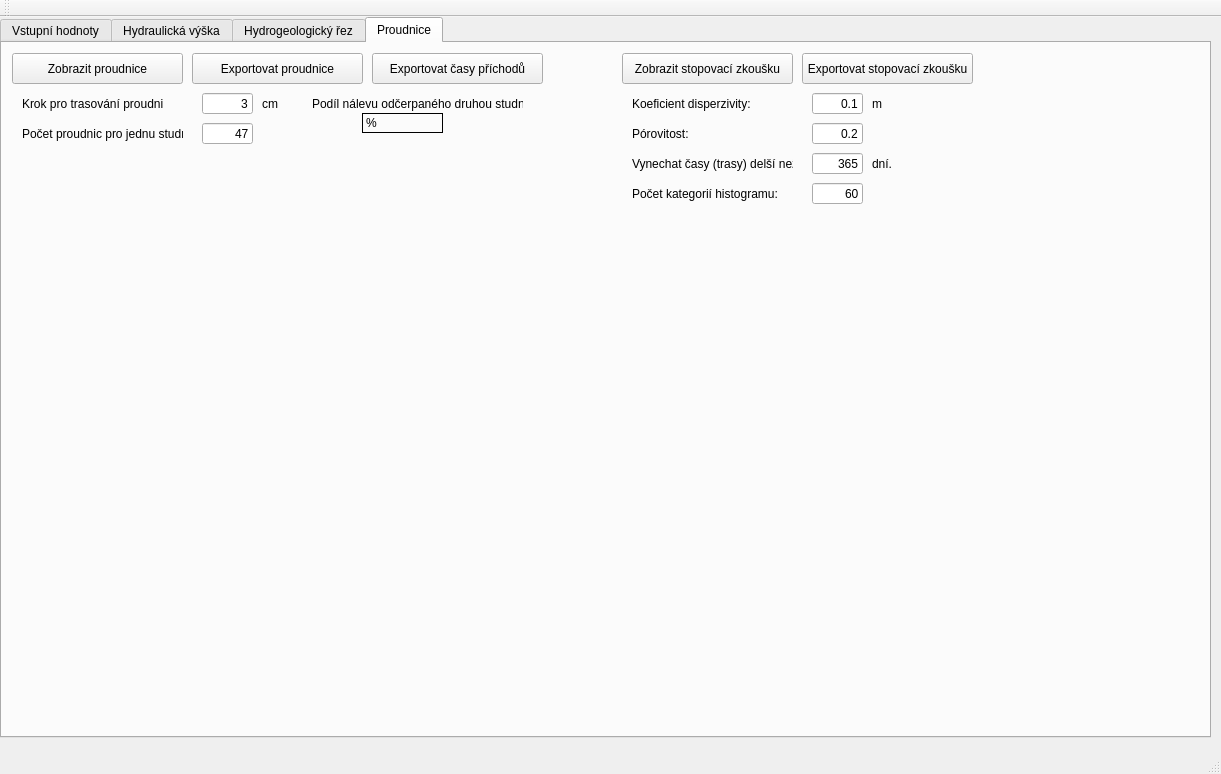
Qt form mainwindow.ui (durhan/Program) before a commit.
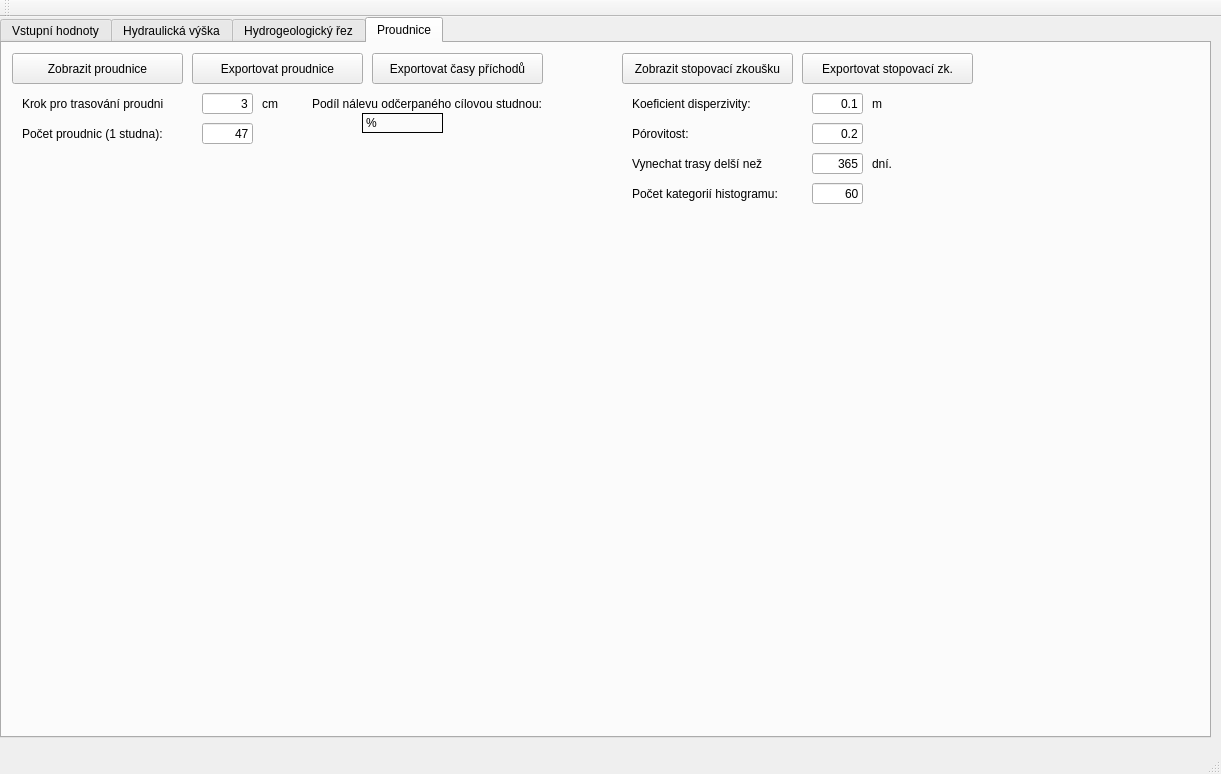
The same form after that commit. The open tabs and pages were chosen to show the change.

Commit message:
cervencove upravy
popisky os,
prepocet hydraulicke vysky na metry pod terenem
aj.

Patch:
```diff
--- a/mainwindow.ui
+++ b/mainwindow.ui
@@ -1276,7 +1276,7 @@
        </rect>
       </property>
       <property name="text">
-       <string>Exportovat stopovací zkoušku</string>
+       <string>Exportovat stopovací zk.</string>
       </property>
      </widget>
      <widget class="QLabel" name="label_40">
@@ -1284,12 +1284,12 @@
        <rect>
         <x>310</x>
         <y>50</y>
-        <width>211</width>
+        <width>251</width>
         <height>21</height>
        </rect>
       </property>
       <property name="text">
-       <string>Podíl nálevu odčerpaného druhou studnou:</string>
+       <string>Podíl nálevu odčerpaného cílovou studnou:</string>
       </property>
      </widget>
      <widget class="QLineEdit" name="lineEdit_19">
@@ -1424,7 +1424,7 @@
        </rect>
       </property>
       <property name="text">
-       <string>Vynechat časy (trasy) delší než</string>
+       <string>Vynechat trasy delší než</string>
       </property>
      </widget>
      <widget class="QLineEdit" name="lineEdit_maxt">
@@ -1501,7 +1501,7 @@
        </rect>
       </property>
       <property name="text">
-       <string>Počet proudnic pro jednu studnu:</string>
+       <string>Počet proudnic (1 studna):</string>
       </property>
      </widget>
      <widget class="QLineEdit" name="lineEdit_starty">
```
Left out of the diff: 26 changed lines with no effect on the pictures. The commit also changes 1 other file.
